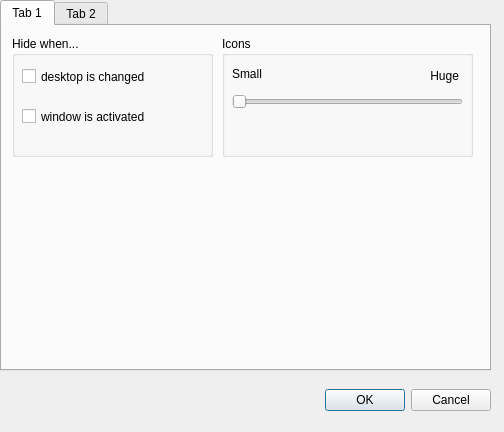
Above: src/optionsdlg.ui from eagafonov/ikonized before the change. Below: the same form after it.
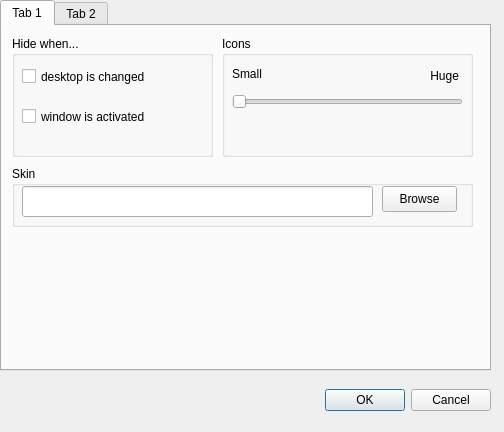
That is the form after the change.

Commit message: Browse skin file

Patch:
```diff
--- a/src/optionsdlg.ui
+++ b/src/optionsdlg.ui
@@ -147,6 +147,54 @@
       </property>
      </widget>
     </widget>
+    <widget class="QGroupBox" name="groupBox_3">
+     <property name="geometry">
+      <rect>
+       <x>10</x>
+       <y>140</y>
+       <width>461</width>
+       <height>61</height>
+      </rect>
+     </property>
+     <property name="title">
+      <string>Skin</string>
+     </property>
+     <widget class="QLineEdit" name="skinFilenameEdit">
+      <property name="geometry">
+       <rect>
+        <x>10</x>
+        <y>20</y>
+        <width>351</width>
+        <height>31</height>
+       </rect>
+      </property>
+      <property name="readOnly">
+       <bool>true</bool>
+      </property>
+     </widget>
+     <widget class="QPushButton" name="skinFileBrowseBtn">
+      <property name="geometry">
+       <rect>
+        <x>370</x>
+        <y>20</y>
+        <width>75</width>
+        <height>26</height>
+       </rect>
+      </property>
+      <property name="text">
+       <string>Browse</string>
+      </property>
+      <property name="autoDefault">
+       <bool>true</bool>
+      </property>
+      <property name="default">
+       <bool>false</bool>
+      </property>
+      <property name="flat">
+       <bool>false</bool>
+      </property>
+     </widget>
+    </widget>
    </widget>
    <widget class="QWidget" name="tabAbout">
     <attribute name="title">
```
The commit also changes 6 other files.
